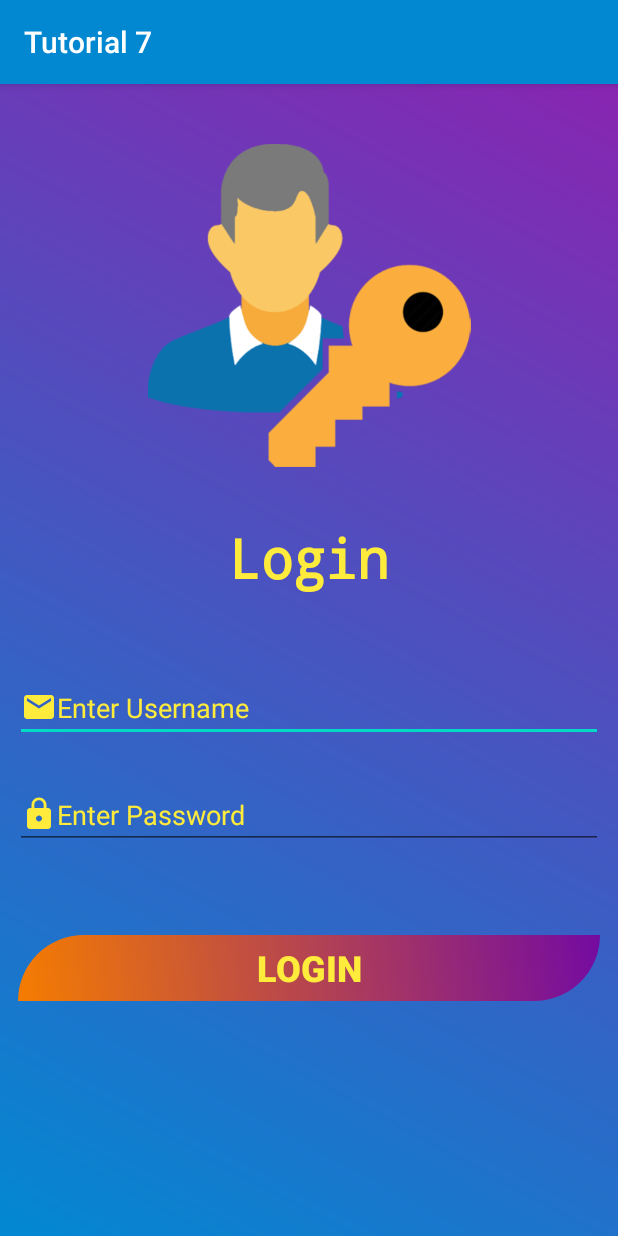
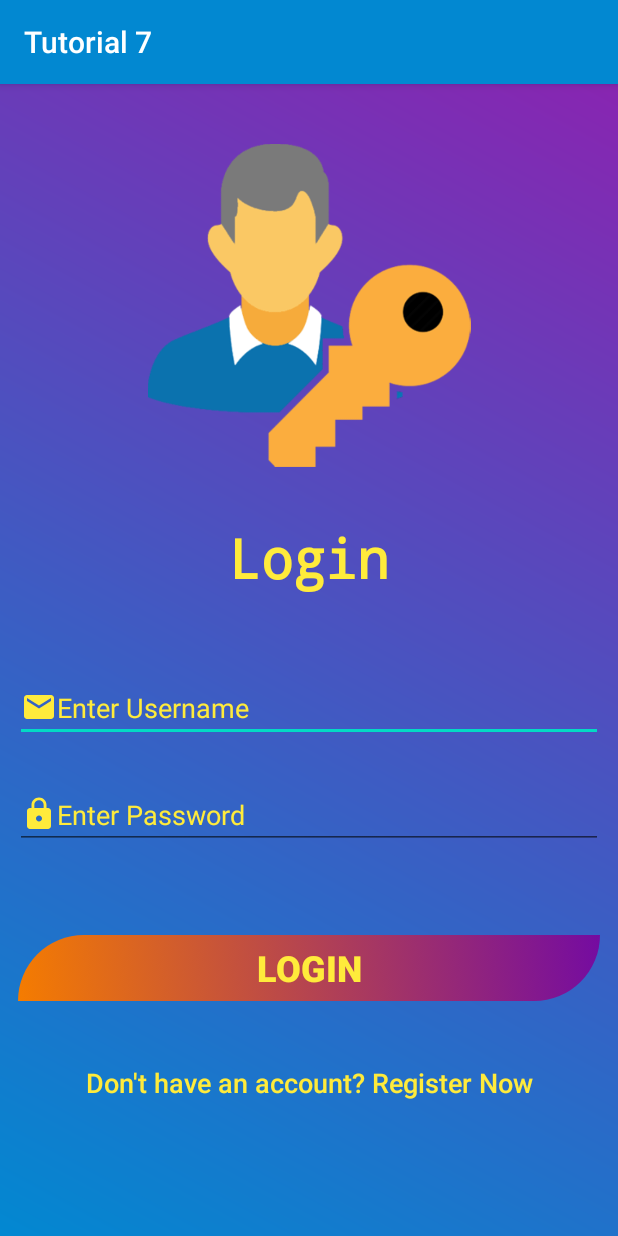
Before and after one commit to TheChiragRathod/Android_Tutorial_7, an Android app: the screen it shows after launch (login), on a phone screen of 412 x 824 dp. Run offline under Robolectric (Android 15) with nearby library versions, the phone set to English and light mode, and no system bars.

Commit message:
added label in login.xml file to go into registration.xml page.

```diff
--- a/app/src/main/res/layout/login.xml
+++ b/app/src/main/res/layout/login.xml
@@ -99,6 +99,16 @@
                 android:textSize="24sp"
                 android:textStyle="bold" />
 
+            <TextView
+                android:id="@+id/textView"
+                android:layout_width="match_parent"
+                android:layout_height="wrap_content"
+                android:fontFamily="sans-serif-medium"
+                android:gravity="center_horizontal"
+                android:text="@string/lblRegister"
+                android:textColor="@color/colorText"
+                android:textSize="18sp" />
+
 
         </LinearLayout>
     </ScrollView>
--- a/app/src/main/res/values/strings.xml
+++ b/app/src/main/res/values/strings.xml
@@ -3,4 +3,6 @@
     <string name="loginScreen">Login</string>
     <string name="UsernameHint">Enter Username</string>
     <string name="PasswordHint">Enter Password</string>
+    <string name="lblRegister">Don't have an account? Register Now</string>
+
 </resources>
```
